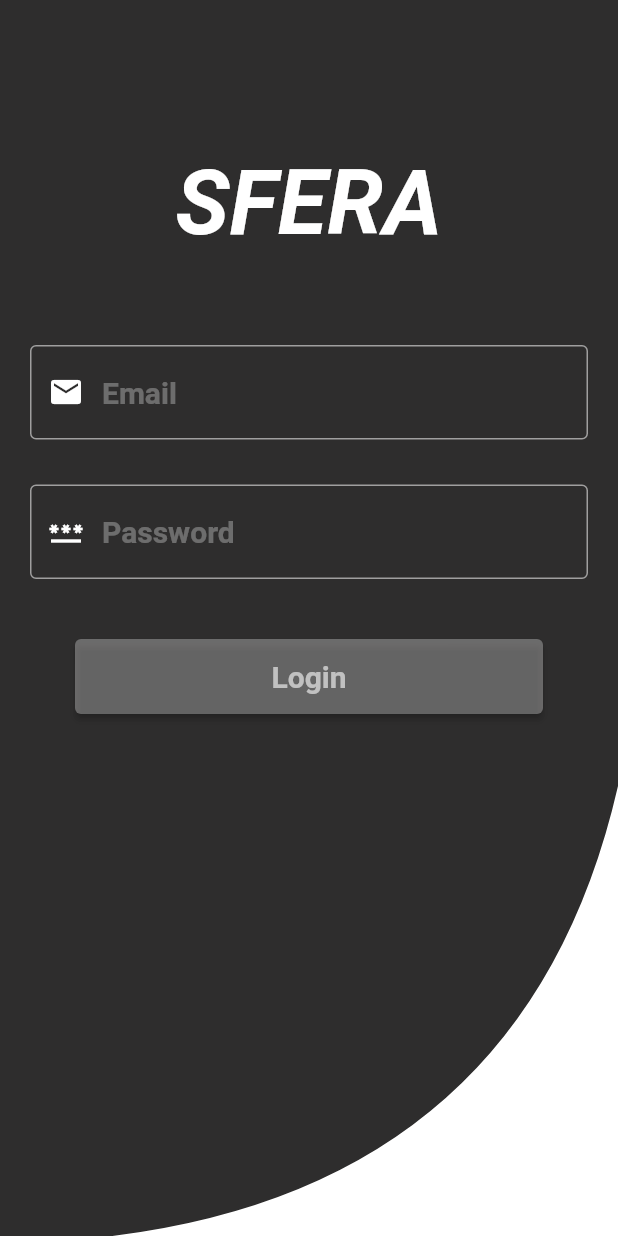
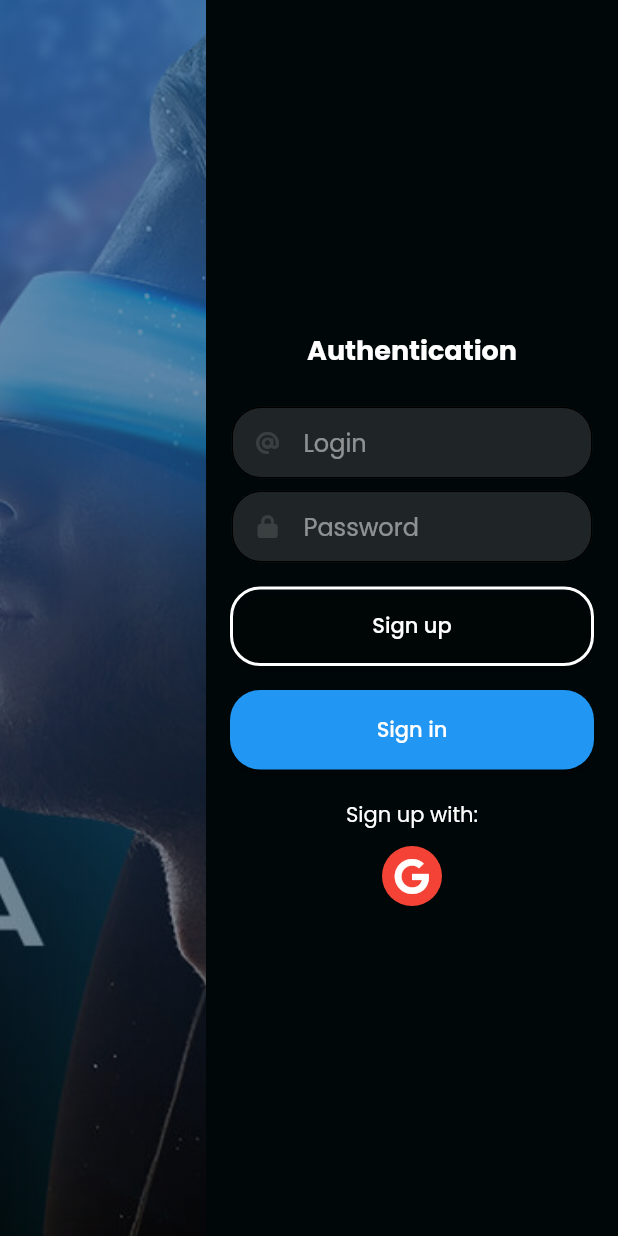
Before and after one commit to John-YFT/sfera_test_task, a Flutter app: the screen it shows after launch, on a phone screen of 412 x 824 dp. Run offline on Flutter 3.47's test engine with Material 2 defaults, Android fonts, the phone set to English and light mode, and no system bars; our stand-ins replace font_awesome_flutter, google_fonts.

```diff
--- a/lib/forms/registration_form.dart
+++ /dev/null
@@ -1,201 +0,0 @@
-
-import 'package:flutter/material.dart';
-
-class MyApp extends StatelessWidget {
-  const MyApp({super.key});
-
-  @override
-  Widget build(BuildContext context) {
-    return MaterialApp(
-      debugShowCheckedModeBanner: false,
-      home: HomeWidget(),
-    );
-  }
-}
-
-class HomeWidget extends StatefulWidget {
-  const HomeWidget({super.key});
-
-  @override
-  State<HomeWidget> createState() => _HomeWidgetState();
-}
-
-class _HomeWidgetState extends State<HomeWidget> {
-  TextEditingController _emailController = TextEditingController();
-  TextEditingController _passwordController = TextEditingController();
-
-  late String _email;
-  late String _password;
-
-  @override
-  Widget build(BuildContext context) {
-    Widget _logo() {
-      return Padding(
-        padding: const EdgeInsets.only(top: 100),
-        child: Container(
-          child: Align(
-            child: Text('SFERA',
-                style: TextStyle(
-                  color: Colors.white,
-                  fontSize: 60.0,
-                  fontWeight: FontWeight.bold,
-                  fontStyle: FontStyle.italic,
-                )),
-          ),
-        ),
-      );
-    }
-
-    Widget _input(Icon icon, String hint, TextEditingController controller,
-        bool obscure) {
-      return Container(
-        padding: EdgeInsets.only(left: 20, right: 20),
-        child: TextField(
-          controller: controller,
-          obscureText: obscure,
-          style: TextStyle(fontSize: 20, color: Colors.white),
-          decoration: InputDecoration(
-            hintStyle: TextStyle(
-              fontSize: 20.0,
-              fontWeight: FontWeight.bold,
-              color: Colors.white30,
-            ),
-            hintText: hint,
-            focusedBorder: OutlineInputBorder(
-              borderSide: BorderSide(
-                color: Colors.white,
-                width: 3,
-              ),
-            ),
-            enabledBorder: OutlineInputBorder(
-              borderSide: BorderSide(
-                color: Colors.white54,
-                width: 1,
-              ),
-            ),
-            prefixIcon: Padding(
-              padding: EdgeInsets.only(left: 10, right: 10),
-              child: IconTheme(
-                data: IconThemeData(color: Colors.white),
-                child: icon,
-              ),
-            ),
-          ),
-        ),
-      );
-    }
-
-    Widget _button(String text, void func()) {
-      return Padding(
-        padding: const EdgeInsets.only(right: 30),
-        child: ElevatedButton(
-          style: ElevatedButton.styleFrom(primary: Colors.white30),
-          child: Text(
-            text,
-            style: TextStyle(
-                fontSize: 20,
-                fontWeight: FontWeight.bold,
-                color: Colors.white60),
-          ),
-          onPressed: () {
-            func();
-          },
-        ),
-      );
-    }
-
-    Widget _form(String lable, void func()) {
-      return Padding(
-        padding: const EdgeInsets.only(top: 50),
-        child: Container(
-          child: Column(
-            children: <Widget>[
-              Padding(
-                padding: const EdgeInsets.only(bottom: 20, top: 10),
-                child:
-                    _input(Icon(Icons.email), 'Email', _emailController, false),
-              ),
-              Padding(
-                  padding: const EdgeInsets.only(bottom: 20, top: 10),
-                  child: _input(
-                    Icon(Icons.password),
-                    'Password',
-                    _passwordController,
-                    true,
-                  )),
-              SizedBox(
-                height: 20,
-              ),
-              Padding(
-                padding: const EdgeInsets.only(left: 50, right: 20),
-                child: Container(
-                  height: 50,
-                  width: MediaQuery.of(context).size.width,
-                  child: _button(lable, func),
-                ),
-              ),
-            ],
-          ),
-        ),
-      );
-    }
-
-    void _loginUser() {
-      _email = _emailController.text;
-      _password = _passwordController.text;
-
-      _emailController.clear();
-      _passwordController.clear();
-    }
-
-    Widget _bottomWave() {
-      return Expanded(
-        child: Align(
-          child: ClipPath(
-            child: Container(
-              color: Colors.white,
-              height: 300,
-            ),
-            clipper: BottomWaveClipper(),
-          ),
-          alignment: Alignment.bottomCenter,
-        ),
-      );
-    }
-
-    return Scaffold(
-      backgroundColor: Color.fromARGB(221, 14, 13, 13),
-      body: Column(
-        children: <Widget>[
-          _logo(),
-          _form(
-            'Login',
-            () {
-              _loginUser();
-            },
-          ),
-          _bottomWave(),
-        ],
-      ),
-    );
-  }
-}
-
-class BottomWaveClipper extends CustomClipper<Path> {
-  @override
-  Path getClip(Size size) {
-    var path = Path();
-    path.moveTo(size.width, 0.0);
-    path.lineTo(size.width, size.height);
-    path.lineTo(0.0, size.height);
-    path.lineTo(0.0, size.height + 5);
-    var secondControlPoint = Offset(size.width - (size.width / 6), size.height);
-    var secondEndPoint = Offset(size.width, 0.0);
-    path.quadraticBezierTo(secondControlPoint.dx, secondControlPoint.dy,
-        secondEndPoint.dx, secondEndPoint.dy);
-    return path;
-  }
-
-  @override
-  bool shouldReclip(CustomClipper<Path> oldClipper) => false;
-}
--- /dev/null
+++ b/lib/home/Home.dart
@@ -0,0 +1,22 @@
+import 'package:flutter/material.dart';
+
+
+class homeScreen extends StatefulWidget {
+  const homeScreen({super.key});
+
+  @override
+  State<homeScreen> createState() => _homeScreenState();
+}
+
+class _homeScreenState extends State<homeScreen> {
+  @override
+  Widget build(BuildContext context) {
+    return Scaffold(
+      backgroundColor: Color.fromARGB(167, 30, 30, 30),
+      appBar: AppBar(
+        backgroundColor: Colors.black,
+        title: Text('Personal account', style: TextStyle(color: Colors.white, fontWeight: FontWeight.bold, ),)
+      ),
+    );
+  }
+}
--- a/lib/main.dart
+++ b/lib/main.dart
@@ -1,6 +1,22 @@
 import 'package:flutter/material.dart';
-import 'package:sfera_test_task/forms/registration_form.dart';
+import 'package:google_fonts/google_fonts.dart';
+import 'package:sfera_test_task/pages/auth.dart';
 
 void main() {
   runApp(const MyApp());
 }
+
+class MyApp extends StatelessWidget {
+  const MyApp({super.key});
+  @override
+  Widget build(BuildContext context) {
+    return MaterialApp(
+      title: 'Flutter Demo',
+      theme: ThemeData(
+        fontFamily: GoogleFonts.poppins().fontFamily,
+      ),
+      home: const AuthPage(),
+      debugShowCheckedModeBanner: false,
+    );
+  }
+}
--- /dev/null
+++ b/lib/pages/auth.dart
@@ -0,0 +1,417 @@
+
+import 'package:flutter/material.dart';
+import 'package:font_awesome_flutter/font_awesome_flutter.dart';
+import 'package:google_fonts/google_fonts.dart';
+import 'package:sfera_test_task/home/Home.dart';
+
+
+class AuthPage extends StatefulWidget {
+  const AuthPage({super.key});
+
+  @override
+  State<AuthPage> createState() => _MyAuthPageState();
+}
+
+class _MyAuthPageState extends State<AuthPage> {
+  List bottomNavTiles = ['Home', 'Tour', 'Courses', 'Artictles', 'Blog'];
+  final TextEditingController _loginController = TextEditingController();
+  final TextEditingController _passwordController = TextEditingController();
+  final TextEditingController _emailController = TextEditingController();
+  late String _login;
+  late String _email;
+  late String _password;
+  late bool Showlogin = true;
+  // final AuthService _authService = AuthService();
+
+  Widget _foto() {
+    return Expanded(
+      flex: 1,
+      child: Stack(
+        children: [
+          Container(
+            decoration: const BoxDecoration(
+              image: DecorationImage(
+                image: AssetImage('assets/images/sfera.png'),
+                //https://wallpaperaccess.com/full/84248.png
+                fit: BoxFit.cover,
+                opacity: .55,
+              ),
+            ),
+          ),
+          Container(
+            decoration: const BoxDecoration(
+              gradient: LinearGradient(
+                colors: [
+                  Color.fromARGB(109, 33, 149, 243),
+                  Color.fromARGB(0, 68, 137, 255),
+                ],
+                begin: Alignment.topCenter,
+                end: Alignment.bottomCenter,
+              ),
+            ),
+          ),
+          Padding(
+            padding:
+                const EdgeInsets.only(left: 50.0, right: 50.0, bottom: 100),
+            child: Column(
+              crossAxisAlignment: CrossAxisAlignment.start,
+              mainAxisAlignment: MainAxisAlignment.center,
+              children: [
+                // Row(
+                //   crossAxisAlignment: CrossAxisAlignment.center,
+                //   children: [
+                //     const Icon(
+                //       FontAwesomeIcons.squarespace,
+                //       size: 25.0,
+                //       color: Colors.white,
+                //     ),
+                //     const SizedBox(
+                //       width: 8,
+                //     ),
+                //     Text(
+                //       'S F E R A',
+                //       style: GoogleFonts.poppins(
+                //           color: Colors.white, fontSize: 20),
+                //     ),
+                //   ],
+                // ),
+                // Container(
+                //   padding: const EdgeInsets.symmetric(
+                //       horizontal: 4.0, vertical: 6.0),
+                //   decoration: BoxDecoration(
+                //     boxShadow: const [
+                //       BoxShadow(
+                //           offset: Offset(3, 7),
+                //           blurRadius: 5,
+                //           color: Color.fromARGB(255, 46, 46, 46)),
+                //     ],
+                //     color: Colors.black87,
+                //     borderRadius: BorderRadius.circular(30),
+                //   ),
+                //   child: Row(
+                //     mainAxisSize: MainAxisSize.min,
+                //     children: [
+                //       const CircleAvatar(
+                //         backgroundColor: Color.fromARGB(255, 46, 46, 46),
+                //         maxRadius: 15,
+                //         child: Icon(
+                //           Icons.play_arrow,
+                //           color: Colors.white,
+                //           size: 15.0,
+                //         ),
+                //       ),
+                //       const SizedBox(
+                //         width: 8,
+                //       ),
+                //       Text(
+                //         'Watch Demo',
+                //         style: GoogleFonts.poppins(
+                //           color: Colors.white,
+                //           fontSize: 12,
+                //           fontWeight: FontWeight.w600,
+                //         ),
+                //       ),
+                //       const SizedBox(
+                //         width: 8,
+                //       ),
+                //     ],
+                //   ),
+                // ),
+                // Row(
+                //   children: bottomNavTiles.map((e) => Text(e)).toList(),
+                // )
+              ],
+            ),
+          )
+        ],
+      ),
+    );
+  }
+
+  Widget _googleButton() {
+    return Column(
+      children: <Widget>[
+        const SizedBox(
+          height: 20,
+        ),
+        Text(
+          'Sign up with:',
+          style: GoogleFonts.poppins(color: Colors.white),
+        ),
+        const SizedBox(
+          height: 10,
+        ),
+        CircleAvatar(
+          backgroundColor: Colors.red,
+          child: IconButton(
+            onPressed: () {},
+            icon: const Icon(FontAwesomeIcons.google),
+            color: Colors.white,
+          ),
+        ),
+      ],
+    );
+  }
+
+  void _Loghome() async {
+
+    _login = _loginController.text;
+    _password = _passwordController.text;
+    _email = _emailController.text;
+
+    // if (_email.isEmpty || _password.isEmpty) return;
+
+    // User user = await _authService.signInWithEmailAndPassword(
+    //     _email.trim(), _password.trim());
+    // if (user == null) {
+    //   Fluttertoast.showToast(
+    //     msg: "Incorrect or incorrect login or password!",
+    //     toastLength: Toast.LENGTH_SHORT,
+    //     gravity: ToastGravity.CENTER,
+    //     backgroundColor: Colors.red,
+    //     textColor: Colors.white,
+    //     fontSize: 16.0
+    // );
+    // } else {
+      _emailController.clear();
+      _loginController.clear();
+      _passwordController.clear();
+    // }
+     Navigator.of(context)
+        .push(MaterialPageRoute(builder: (context) => homeScreen()));
+  }
+
+  void _Reghome() async {
+
+    _login = _loginController.text;
+    _password = _passwordController.text;
+    _email = _emailController.text;
+
+    // if (_email.isEmpty || _password.isEmpty) return;
+
+    // User user = await _authService.registerWithEmailAndPassword(
+    //     _email.trim(), _password.trim());
+    // if (user == null) {
+    //   Fluttertoast.showToast(
+    //     msg: "Incorrect or incorrect login or password!",
+    //     toastLength: Toast.LENGTH_SHORT,
+    //     gravity: ToastGravity.CENTER,
+    //     backgroundColor: Colors.red,
+    //     textColor: Colors.white,
+    //     fontSize: 16.0
+    // );
+    // } else {
+      _emailController.clear();
+      _loginController.clear();
+      _passwordController.clear();
+    // }
+     Navigator.of(context)
+    .push(MaterialPageRoute(builder: (context) => homeScreen()));
+  }
+
+  Widget _singIn_Up() {
+    return Column(
+      children: [
+        if (Showlogin == true)
+          Row(
+            children: [
+              Expanded(
+                child: ElevatedButton(
+                  style: ElevatedButton.styleFrom(
+                    padding: const EdgeInsets.all(16),
+                    backgroundColor: Colors.transparent,
+                    shape: RoundedRectangleBorder(
+                      side: const BorderSide(color: Colors.white, width: 2),
+                      borderRadius: BorderRadius.circular(20),
+                    ),
+                  ),
+                  onPressed: () {
+                    _Loghome();
+                  },
+                  child: const Text(
+                    'Sign up',
+                  ),
+                ),
+              ),
+            ],
+          ),
+        if (Showlogin == true)
+          const SizedBox(
+            height: 16,
+          ),
+        Row(
+          children: [
+            Expanded(
+              child: ElevatedButton(
+                style: ElevatedButton.styleFrom(
+                  padding: const EdgeInsets.all(16),
+                  shape: RoundedRectangleBorder(
+                    borderRadius: BorderRadius.circular(20),
+                  ),
+                ),
+                onPressed: () {
+                  Showlogin
+                      ? setState(() {
+                          Showlogin = false;
+                        })
+                      : _Reghome();
+                },
+                child: const Text('Sign in'),
+              ),
+            ),
+          ],
+        ),
+        if (Showlogin == false)
+          Padding(
+            padding: const EdgeInsets.only(left: 150, top: 10),
+            child: GestureDetector(
+              child: Text(
+                'Sign Up',
+                style: TextStyle(
+                    color: Colors.white,
+                    fontWeight: FontWeight.bold,
+                    fontSize: 10),
+              ),
+              onTap: () {
+                setState(() {
+                  Showlogin = true;
+                });
+              },
+            ),
+          ),
+      ],
+    );
+  }
+
+  Widget _field(
+      Icon icon, String text, bool obscure, TextEditingController controller) {
+    return Column(
+      children: [
+        TextField(
+          obscureText: obscure,
+          controller: controller,
+          style: const TextStyle(color: Colors.white),
+          decoration: InputDecoration(
+            prefixIcon: icon,
+            hintText: text,
+            hintStyle:
+                const TextStyle(color: Color.fromARGB(127, 255, 255, 255)),
+            filled: true,
+            contentPadding: const EdgeInsets.symmetric(horizontal: 16),
+            fillColor: const Color.fromARGB(31, 255, 255, 255),
+            border: OutlineInputBorder(
+              borderRadius: BorderRadius.circular(20),
+            ),
+            enabledBorder: OutlineInputBorder(
+              borderRadius: BorderRadius.circular(20),
+            ),
+            focusedBorder: OutlineInputBorder(
+              borderRadius: BorderRadius.circular(20),
+            ),
+          ),
+        ),
+      ],
+    );
+  }
+
+  Widget _text() {
+    return Showlogin
+        ? Text(
+            'Authentication',
+            style: GoogleFonts.poppins(
+              fontWeight: FontWeight.w700,
+              color: Colors.white,
+              fontSize: 18.0,
+            ),
+          )
+        : Text(
+            'Registration',
+            style: GoogleFonts.poppins(
+              fontWeight: FontWeight.w700,
+              color: Colors.white,
+              fontSize: 18.0,
+            ),
+          );
+  }
+
+  Widget _form() {
+    return Expanded(
+      flex: 2,
+      child: Container(
+        padding: const EdgeInsets.symmetric(horizontal: 16.0),
+        color: const Color.fromARGB(255, 0, 7, 8),
+        child: Column(
+          mainAxisAlignment: MainAxisAlignment.center,
+          children: [
+            _text(),
+            const SizedBox(
+              height: 16,
+            ),
+            if (Showlogin == false)
+              Padding(
+                  padding: const EdgeInsets.symmetric(horizontal: 1),
+                  child: _field(
+                    Icon(
+                      Icons.email,
+                      size: 15,
+                      color: Colors.white12,
+                    ),
+                    'Email',
+                    false,
+                    _emailController,
+                  )),
+            const SizedBox(
+              height: 8,
+            ),
+            Padding(
+                padding: const EdgeInsets.symmetric(horizontal: 1),
+                child: _field(
+                  Icon(
+                    FontAwesomeIcons.at,
+                    size: 15,
+                    color: Colors.white12,
+                  ),
+                  'Login',
+                  false,
+                  _loginController,
+                )),
+            const SizedBox(
+              height: 8,
+            ),
+            Padding(
+              padding: const EdgeInsets.symmetric(horizontal: 1),
+              child: _field(
+                Icon(
+                  FontAwesomeIcons.lock,
+                  size: 15,
+                  color: Colors.white12,
+                ),
+                'Password',
+                true,
+                _passwordController,
+              ),
+            ),
+            const SizedBox(
+              height: 16,
+            ),
+            _singIn_Up(),
+            _googleButton()
+          ],
+        ),
+      ),
+    );
+  }
+
+  @override
+  Widget build(BuildContext context) {
+    return Scaffold(
+      backgroundColor: Colors.black,
+      body: Row(
+        children: [
+          _foto(),
+          _form(),
+        ],
+      ),
+    );
+  }
+}
```
Also changed, not shown: pubspec.yaml (+6 -1 lines), assets/images/sfera.png (added), pubspec.lock, 6 other files.
